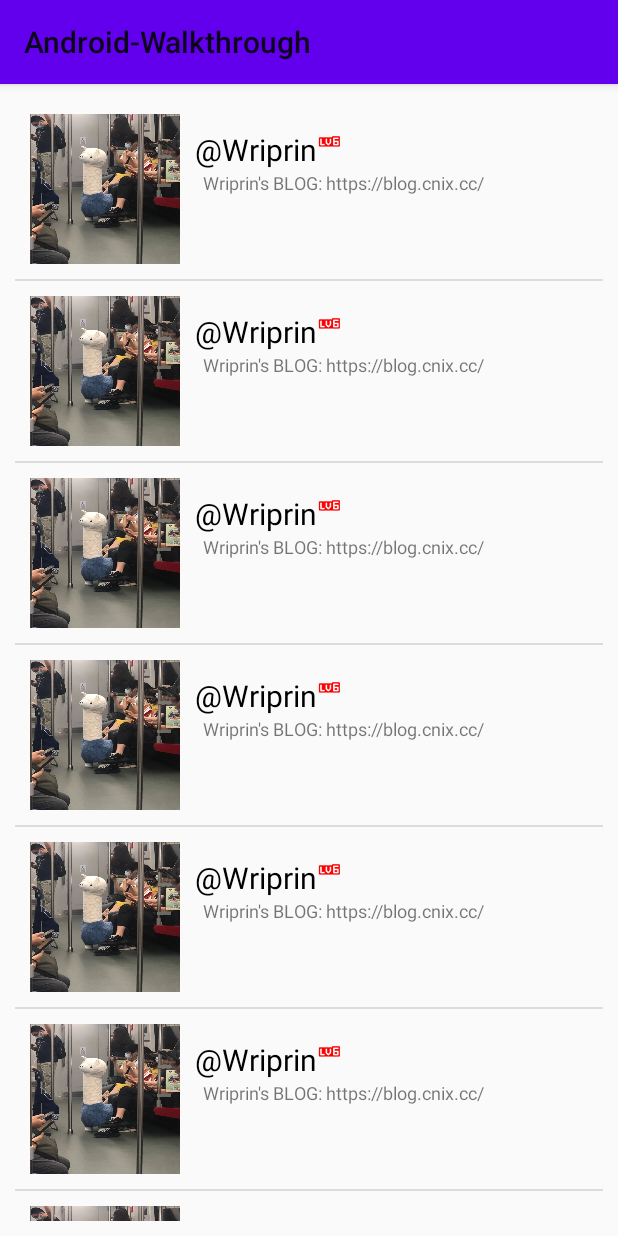
After one commit to Wriprin/Android-Walkthrough, an Android app: the LinearRecyclerViewActivity screen opened directly, with no data from a screen before it, on a phone screen of 412 x 824 dp. The commit adds this screen. Run offline under Robolectric (Android 15) with nearby library versions, the phone set to English and light mode, and no system bars.

Commit message:
RecyclerView + anonymous inner class

```diff
--- a/app/src/main/AndroidManifest.xml
+++ b/app/src/main/AndroidManifest.xml
@@ -11,6 +11,12 @@
             android:roundIcon="@mipmap/ic_launcher_round"
             android:supportsRtl="true"
             android:theme="@style/Theme.AndroidWalkthrough">
+        <activity
+                android:name=".recyclerview.LinearRecyclerViewActivity"
+                android:exported="true" />
+        <activity
+                android:name=".recyclerview.RecyclerViewActivity"
+                android:exported="true" />
         <activity
                 android:name=".gridview.GridViewActivity"
                 android:exported="true" />
--- /dev/null
+++ b/app/src/main/java/cc/cnix/android_walkthrough/recyclerview/LinearRecyclerViewActivity.java
@@ -0,0 +1,42 @@
+package cc.cnix.android_walkthrough.recyclerview;
+
+import androidx.annotation.NonNull;
+import androidx.appcompat.app.AppCompatActivity;
+import androidx.recyclerview.widget.DividerItemDecoration;
+import androidx.recyclerview.widget.LinearLayoutManager;
+import androidx.recyclerview.widget.RecyclerView;
+
+import android.graphics.Rect;
+import android.os.Bundle;
+import android.view.View;
+import android.widget.Toast;
+
+import cc.cnix.android_walkthrough.R;
+
+public class LinearRecyclerViewActivity extends AppCompatActivity {
+
+    private RecyclerView mRvMain;
+
+    @Override
+    protected void onCreate(Bundle savedInstanceState) {
+        super.onCreate(savedInstanceState);
+        setContentView(R.layout.activity_linear_recycler_view);
+
+        mRvMain = findViewById(R.id.rv_01);
+
+        // 用来设置一个 RecyclerView 的布局管理器 RecyclerView 是一个用于展示大量数据的控件，布局管理器负责决定这些数据项的排列方式
+        mRvMain.setLayoutManager(new LinearLayoutManager(LinearRecyclerViewActivity.this));
+
+        // 绘制分隔线
+        DividerItemDecoration dividerItemDecoration = new DividerItemDecoration(LinearRecyclerViewActivity.this, DividerItemDecoration.VERTICAL);
+        mRvMain.addItemDecoration(dividerItemDecoration);
+
+        mRvMain.setAdapter(new MyLinearAdapter(LinearRecyclerViewActivity.this, new MyLinearAdapter.OnItemClickListener() {
+            @Override
+            public void onClick(int pos) {
+                Toast.makeText(LinearRecyclerViewActivity.this, "当前点击条目：" + pos, Toast.LENGTH_SHORT).show();
+            }
+        }));
+
+    }
+}
--- /dev/null
+++ b/app/src/main/java/cc/cnix/android_walkthrough/recyclerview/MyLinearAdapter.java
@@ -0,0 +1,71 @@
+package cc.cnix.android_walkthrough.recyclerview;
+
+import android.annotation.SuppressLint;
+import android.content.Context;
+import android.view.LayoutInflater;
+import android.view.View;
+import android.view.ViewGroup;
+import android.widget.TextView;
+import android.widget.Toast;
+
+import androidx.annotation.NonNull;
+import androidx.recyclerview.widget.RecyclerView;
+
+import cc.cnix.android_walkthrough.R;
+
+/**
+ * @Author: wriprin
+ * @Date: 2022/12/14 14:12
+ * @Version 1.0
+ */
+public class MyLinearAdapter extends RecyclerView.Adapter<MyLinearAdapter.LinearViewHolder> {
+
+    private Context mContext;
+    private OnItemClickListener mListener;
+
+    public MyLinearAdapter(Context context, OnItemClickListener listener) {
+        this.mContext = context;
+        this.mListener = listener;
+    }
+
+    @NonNull
+    @Override
+    public MyLinearAdapter.LinearViewHolder onCreateViewHolder(@NonNull ViewGroup parent, int viewType) {
+        return new LinearViewHolder(LayoutInflater.from(mContext).inflate(R.layout.layout_linear_item, null));
+    }
+
+    @Override
+    public void onBindViewHolder(@NonNull MyLinearAdapter.LinearViewHolder holder, @SuppressLint("RecyclerView") int position) {
+        holder.mTvUserName.setText("@Wriprin");
+        holder.mTvUserDesc.setText("Wriprin's BLOG: https://blog.cnix.cc/");
+
+        holder.itemView.setOnClickListener(new View.OnClickListener() {
+            @Override
+            public void onClick(View view) {
+                mListener.onClick(position);
+            }
+        });
+    }
+
+    @Override
+    public int getItemCount() {
+        return 10;
+    }
+
+    class LinearViewHolder extends RecyclerView.ViewHolder {
+
+        private TextView mTvUserName;
+        private TextView mTvUserDesc;
+
+        public LinearViewHolder(@NonNull View itemView) {
+            super(itemView);
+
+            mTvUserName = itemView.findViewById(R.id.tv_01);
+            mTvUserDesc = itemView.findViewById(R.id.tv_02);
+        }
+    }
+
+    public interface OnItemClickListener {
+        void onClick(int pos);
+    }
+}
--- /dev/null
+++ b/app/src/main/res/layout/activity_linear_recycler_view.xml
@@ -0,0 +1,14 @@
+<?xml version="1.0" encoding="utf-8"?>
+<LinearLayout xmlns:android="http://schemas.android.com/apk/res/android"
+        xmlns:tools="http://schemas.android.com/tools"
+        android:layout_width="match_parent"
+        android:layout_height="match_parent"
+        android:padding="10dp"
+        tools:context=".recyclerview.LinearRecyclerViewActivity">
+
+    <androidx.recyclerview.widget.RecyclerView
+            android:id="@+id/rv_01"
+            android:layout_width="match_parent"
+            android:layout_height="match_parent"/>
+
+</LinearLayout>
--- /dev/null
+++ b/app/src/main/res/layout/layout_linear_item.xml
@@ -0,0 +1,42 @@
+<?xml version="1.0" encoding="utf-8"?>
+<RelativeLayout xmlns:android="http://schemas.android.com/apk/res/android"
+        android:layout_width="match_parent"
+        android:padding="10dp"
+        android:layout_height="match_parent">
+
+    <ImageView
+            android:id="@+id/iv_01"
+            android:layout_width="100dp"
+            android:layout_height="100dp"
+            android:src="@drawable/icon_headshot"
+            android:scaleType="fitXY"/>
+
+    <TextView
+            android:id="@+id/tv_01"
+            android:layout_width="wrap_content"
+            android:layout_height="wrap_content"
+            android:text="UserName"
+            android:layout_toRightOf="@+id/iv_01"
+            android:layout_marginTop="10dp"
+            android:layout_marginLeft="10dp"
+            android:textSize="20sp"
+            android:textColor="@color/black"/>
+
+    <TextView
+            android:id="@+id/tv_02"
+            android:layout_width="wrap_content"
+            android:layout_height="wrap_content"
+            android:layout_below="@+id/tv_01"
+            android:layout_toRightOf="@+id/iv_01"
+            android:text="Desc"
+            android:textSize="12sp"
+            android:layout_marginLeft="15dp"/>
+
+    <ImageView
+            android:layout_width="wrap_content"
+            android:layout_height="wrap_content"
+            android:src="@drawable/icon_level"
+            android:layout_marginTop="10dp"
+            android:layout_toRightOf="@+id/tv_01"/>
+
+</RelativeLayout>
--- /dev/null
+++ b/app/src/main/res/values/dimens.xml
@@ -0,0 +1,4 @@
+<?xml version="1.0" encoding="utf-8"?>
+<resources>
+    <dimen name="dividerHeight">1dp</dimen>
+</resources>
```
Also changed, not shown: app/src/main/java/cc/cnix/android_walkthrough/MainActivity.java (+7 -0 lines), app/src/main/java/cc/cnix/android_walkthrough/recyclerview/RecyclerViewActivity.java (added, +30 -0 lines), app/src/main/res/layout/activity_main.xml (+7 -0 lines), app/src/main/res/layout/activity_recycler_view.xml (added, +16 -0 lines).
